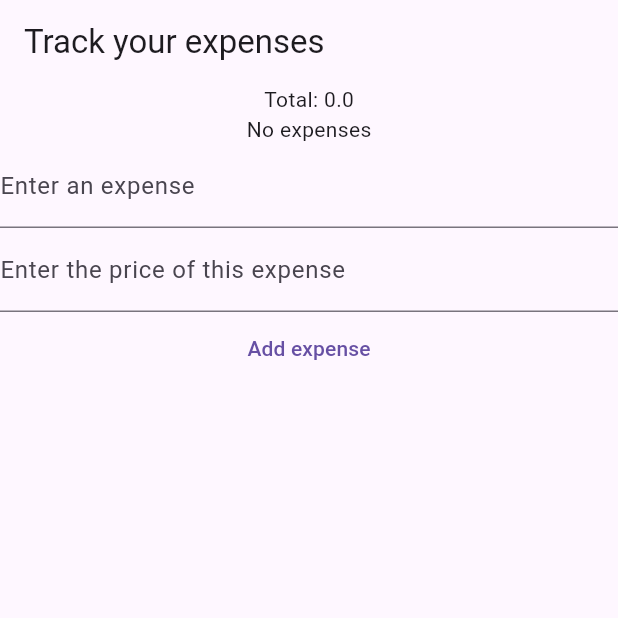
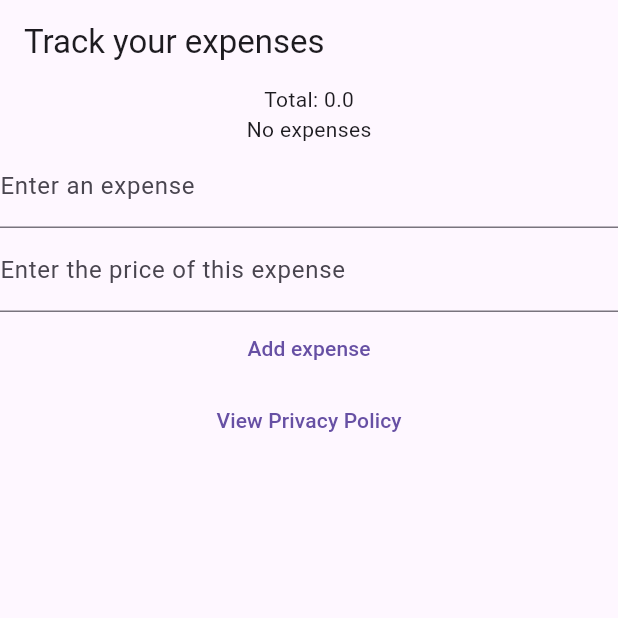
Before and after one commit to ashleygrobler04/expense_tracker, a Flutter app: the screen it shows after launch, on a phone screen of 412 x 824 dp, the top half of it. Run offline on Flutter 3.47's test engine with Material 3 defaults, Android fonts, the phone set to English and light mode, and no system bars; our stand-ins replace shared_preferences.

Commit message:
Add button for privacy policy

```diff
--- a/lib/main.dart
+++ b/lib/main.dart
@@ -305,9 +305,14 @@ class _HomepageState extends State<Homepage> {
                   showAlert(context, "Error", res.error??"Unknown error");
                 }
               },
-              child: const Text("Add expense"))
+              child: const Text("Add expense")),
+              TextButton(onPressed: onPriv, child: Text("View Privacy Policy"))
         ],
       ),
     );
   }
+
+  Future<void> onPriv() async {
+    //1
+  }
 }
```
